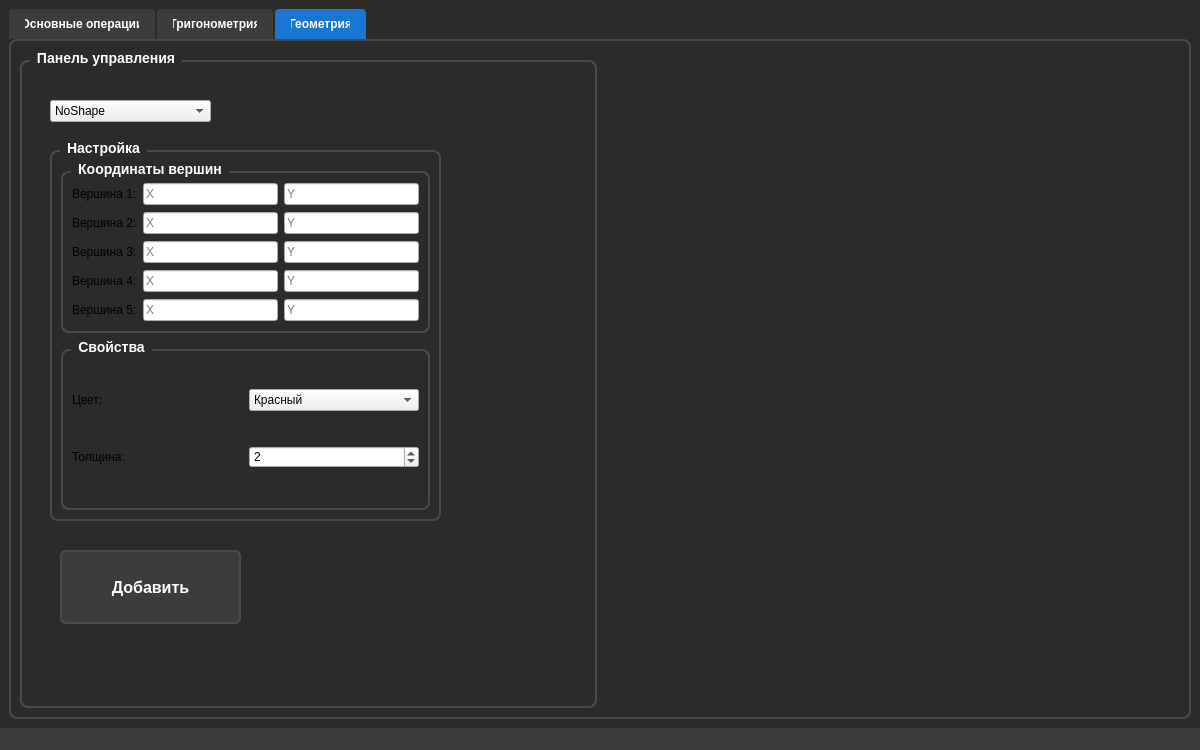
Old version of the form mainwindow.ui in the repository Shamsudinov/Scientific-Calculator.
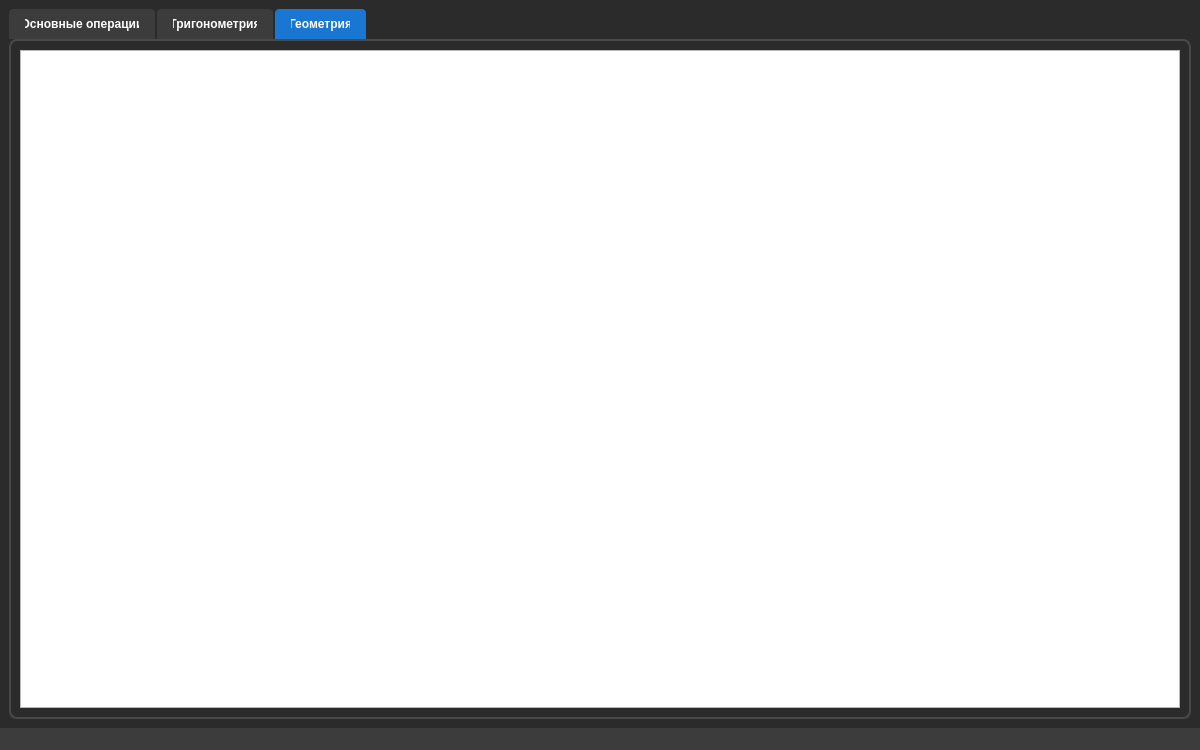
New version of the form.

What changed in the file:
```diff
--- a/mainwindow.ui
+++ b/mainwindow.ui
@@ -967,272 +967,8 @@
         <string>Геометрия</string>
        </attribute>
        <layout class="QGridLayout" name="gridLayout_9">
-        <item row="0" column="1">
-         <widget class="QWidget" name="widget" native="true"/>
-        </item>
         <item row="0" column="0">
-         <widget class="QGroupBox" name="gbox_cpntrol_pannel">
-          <property name="title">
-           <string>Панель управления</string>
-          </property>
-          <widget class="QPushButton" name="pushButton">
-           <property name="geometry">
-            <rect>
-             <x>40</x>
-             <y>500</y>
-             <width>181</width>
-             <height>74</height>
-            </rect>
-           </property>
-           <property name="text">
-            <string>Добавить</string>
-           </property>
-          </widget>
-          <widget class="QComboBox" name="cbox_shapetype">
-           <property name="geometry">
-            <rect>
-             <x>30</x>
-             <y>50</y>
-             <width>161</width>
-             <height>22</height>
-            </rect>
-           </property>
-           <item>
-            <property name="text">
-             <string>NoShape</string>
-            </property>
-           </item>
-           <item>
-            <property name="text">
-             <string>LineShape</string>
-            </property>
-           </item>
-           <item>
-            <property name="text">
-             <string>RectangleShape</string>
-            </property>
-           </item>
-           <item>
-            <property name="text">
-             <string>EllipseShape</string>
-            </property>
-           </item>
-           <item>
-            <property name="text">
-             <string>TriangleShape</string>
-            </property>
-           </item>
-           <item>
-            <property name="text">
-             <string>PolygonShape</string>
-            </property>
-           </item>
-           <item>
-            <property name="text">
-             <string>PolylineShape</string>
-            </property>
-           </item>
-           <item>
-            <property name="text">
-             <string>TextShape</string>
-            </property>
-           </item>
-          </widget>
-          <widget class="QGroupBox" name="curr_shape_setting">
-           <property name="geometry">
-            <rect>
-             <x>30</x>
-             <y>90</y>
-             <width>391</width>
-             <height>381</height>
-            </rect>
-           </property>
-           <property name="title">
-            <string>Настройка</string>
-           </property>
-           <layout class="QVBoxLayout" name="verticalLayout_shape_settings">
-            <item>
-             <widget class="QGroupBox" name="gbox_coordinates">
-              <property name="title">
-               <string>Координаты вершин</string>
-              </property>
-              <layout class="QGridLayout" name="gridLayout_coords">
-               <item row="0" column="0">
-                <widget class="QLabel" name="label_vertex1">
-                 <property name="text">
-                  <string>Вершина 1:</string>
-                 </property>
-                </widget>
-               </item>
-               <item row="0" column="1">
-                <widget class="QLineEdit" name="edit_x1">
-                 <property name="placeholderText">
-                  <string>X</string>
-                 </property>
-                </widget>
-               </item>
-               <item row="0" column="2">
-                <widget class="QLineEdit" name="edit_y1">
-                 <property name="placeholderText">
-                  <string>Y</string>
-                 </property>
-                </widget>
-               </item>
-               <item row="1" column="0">
-                <widget class="QLabel" name="label_vertex2">
-                 <property name="text">
-                  <string>Вершина 2:</string>
-                 </property>
-                </widget>
-               </item>
-               <item row="1" column="1">
-                <widget class="QLineEdit" name="edit_x2">
-                 <property name="placeholderText">
-                  <string>X</string>
-                 </property>
-                </widget>
-               </item>
-               <item row="1" column="2">
-                <widget class="QLineEdit" name="edit_y2">
-                 <property name="placeholderText">
-                  <string>Y</string>
-                 </property>
-                </widget>
-               </item>
-               <item row="2" column="0">
-                <widget class="QLabel" name="label_vertex3">
-                 <property name="text">
-                  <string>Вершина 3:</string>
-                 </property>
-                </widget>
-               </item>
-               <item row="2" column="1">
-                <widget class="QLineEdit" name="edit_x3">
-                 <property name="placeholderText">
-                  <string>X</string>
-                 </property>
-                </widget>
-               </item>
-               <item row="2" column="2">
-                <widget class="QLineEdit" name="edit_y3">
-                 <property name="placeholderText">
-                  <string>Y</string>
-                 </property>
-                </widget>
-               </item>
-               <item row="3" column="0">
-                <widget class="QLabel" name="label_vertex4">
-                 <property name="text">
-                  <string>Вершина 4:</string>
-                 </property>
-                </widget>
-               </item>
-               <item row="3" column="1">
-                <widget class="QLineEdit" name="edit_x4">
-                 <property name="placeholderText">
-                  <string>X</string>
-                 </property>
-                </widget>
-               </item>
-               <item row="3" column="2">
-                <widget class="QLineEdit" name="edit_y4">
-                 <property name="placeholderText">
-                  <string>Y</string>
-                 </property>
-                </widget>
-               </item>
-               <item row="4" column="0">
-                <widget class="QLabel" name="label_vertex5">
-                 <property name="text">
-                  <string>Вершина 5:</string>
-                 </property>
-                </widget>
-               </item>
-               <item row="4" column="1">
-                <widget class="QLineEdit" name="edit_x5">
-                 <property name="placeholderText">
-                  <string>X</string>
-                 </property>
-                </widget>
-               </item>
-               <item row="4" column="2">
-                <widget class="QLineEdit" name="edit_y5">
-                 <property name="placeholderText">
-                  <string>Y</string>
-                 </property>
-                </widget>
-               </item>
-              </layout>
-             </widget>
-            </item>
-            <item>
-             <widget class="QGroupBox" name="gbox_properties">
-              <property name="title">
-               <string>Свойства</string>
-              </property>
-              <layout class="QGridLayout" name="gridLayout_props">
-               <item row="0" column="0">
-                <widget class="QLabel" name="label_color">
-                 <property name="text">
-                  <string>Цвет:</string>
-                 </property>
-                </widget>
-               </item>
-               <item row="0" column="1">
-                <widget class="QComboBox" name="cbox_color">
-                 <item>
-                  <property name="text">
-                   <string>Красный</string>
-                  </property>
-                 </item>
-                 <item>
-                  <property name="text">
-                   <string>Зеленый</string>
-                  </property>
-                 </item>
-                 <item>
-                  <property name="text">
-                   <string>Синий</string>
-                  </property>
-                 </item>
-                 <item>
-                  <property name="text">
-                   <string>Желтый</string>
-                  </property>
-                 </item>
-                 <item>
-                  <property name="text">
-                   <string>Черный</string>
-                  </property>
-                 </item>
-                </widget>
-               </item>
-               <item row="1" column="0">
-                <widget class="QLabel" name="label_thickness">
-                 <property name="text">
-                  <string>Толщина:</string>
-                 </property>
-                </widget>
-               </item>
-               <item row="1" column="1">
-                <widget class="QSpinBox" name="spin_thickness">
-                 <property name="minimum">
-                  <number>1</number>
-                 </property>
-                 <property name="maximum">
-                  <number>10</number>
-                 </property>
-                 <property name="value">
-                  <number>2</number>
-                 </property>
-                </widget>
-               </item>
-              </layout>
-             </widget>
-            </item>
-           </layout>
-          </widget>
-         </widget>
+         <widget class="QGraphicsView" name="graphicsView"/>
         </item>
        </layout>
       </widget>
```
